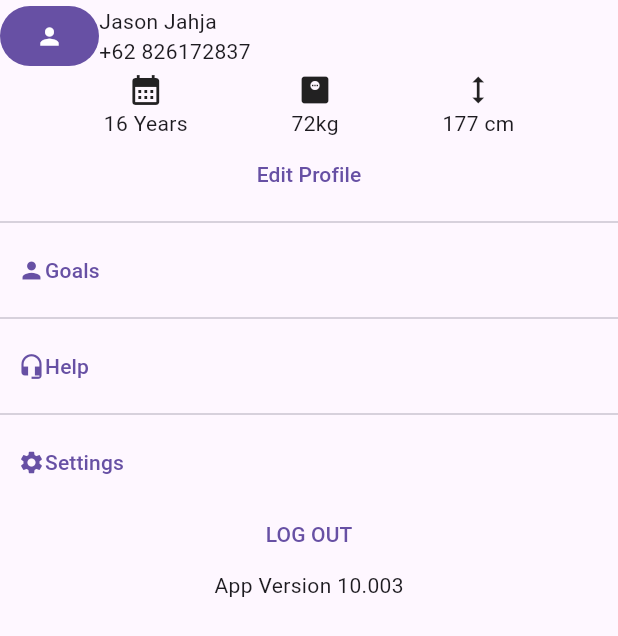
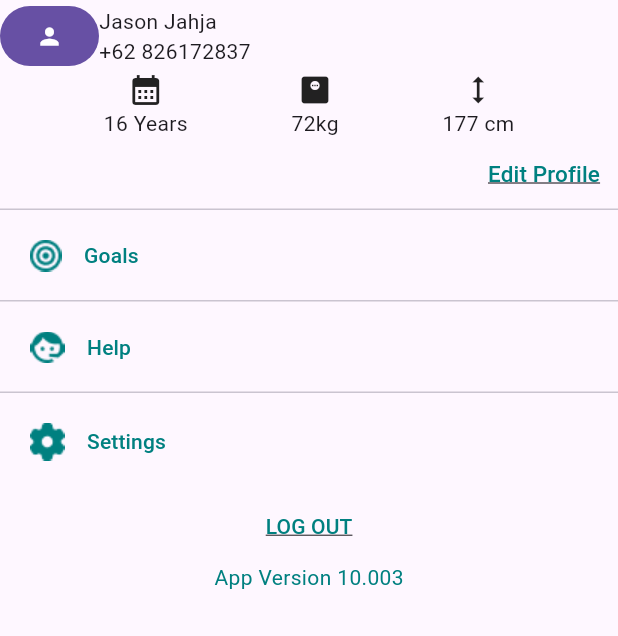
Before and after one commit to owenthe10x/SimpleHealth, a Flutter app: the Profile widget shown alone on an empty page, opened directly, on a phone screen of 412 x 824 dp. Shown: the top 636 px of the screen. Run offline on Flutter 3.47's test engine with Material 3 defaults, Android fonts, the light colour scheme and no system bars; our stand-ins replace animate_do, go_router, google_nav_bar, table_calendar.

Commit message:
feat: profile

```diff
--- a/simplehealth/lib/components/layout.dart
+++ b/simplehealth/lib/components/layout.dart
@@ -1,9 +1,9 @@
 import 'package:flutter/material.dart';
 import '../components/bottom_navbar.dart';
-import '../pages/intro_page.dart';
 import '../pages/schedule_page.dart';
 import '../pages/consultation_page.dart';
 import '../pages/profile_page.dart';
+import '../pages/home_page.dart';
 
 class Layout extends StatefulWidget {
   const Layout({Key? key}) : super(key: key);
--- a/simplehealth/lib/main.dart
+++ b/simplehealth/lib/main.dart
@@ -1,6 +1,5 @@
 import 'package:flutter/material.dart';
 import 'package:simplehealth/pages/login_page.dart';
-import 'package:simplehealth/pages/home_page.dart';
 import 'package:simplehealth/pages/intro_page.dart';
 import 'package:go_router/go_router.dart';
 import 'package:simplehealth/components/layout.dart';
--- a/simplehealth/lib/pages/profile_page.dart
+++ b/simplehealth/lib/pages/profile_page.dart
@@ -32,30 +32,91 @@ class Profile extends StatelessWidget {
                 ),
               ],
             ),
-            TextButton(onPressed: () {}, child: const Text('Edit Profile'))
+            Row(
+              mainAxisAlignment: MainAxisAlignment.end,
+              children: [
+                TextButton(
+                    onPressed: () {},
+                    child: const Text('Edit Profile',
+                        style: TextStyle(
+                            fontSize: 15,
+                            color: Color(0xFF008080),
+                            decoration: TextDecoration.underline))),
+              ],
+            )
           ]),
         ),
         Column(
           children: [
-            const Divider(),
+            const Divider(
+              height: 0,
+            ),
             TextButton(
+                style: const ButtonStyle(
+                    padding: MaterialStatePropertyAll(EdgeInsets.all(20)),
+                    shape: MaterialStatePropertyAll(LinearBorder(
+                        side: BorderSide(style: BorderStyle.none)))),
                 onPressed: () {},
-                child: const Row(children: [Icon(Icons.person), Text('Goals')])),
-            const Divider(),
+                child: Row(children: [
+                  Padding(
+                      padding: const EdgeInsets.only(right: 15),
+                      child: Image.asset('assets/icons/target.png')),
+                  const Text(
+                    'Goals',
+                    style: TextStyle(color: Color(0xFF008080)),
+                  )
+                ])),
+            const Divider(
+              height: 0,
+            ),
             TextButton(
+                style: const ButtonStyle(
+                    padding: MaterialStatePropertyAll(EdgeInsets.all(20)),
+                    shape: MaterialStatePropertyAll(LinearBorder(
+                        side: BorderSide(style: BorderStyle.none)))),
                 onPressed: () {},
-                child: const Row(children: [Icon(Icons.headset_mic), Text('Help')])),
-            const Divider(),
+                child: Row(children: [
+                  Padding(
+                      padding: const EdgeInsets.only(right: 15),
+                      child: Image.asset('assets/icons/cs.png')),
+                  const Text(
+                    'Help',
+                    style: TextStyle(color: Color(0xFF008080)),
+                  )
+                ])),
+            const Divider(
+              height: 0,
+            ),
             TextButton(
+                style: const ButtonStyle(
+                    padding: MaterialStatePropertyAll(EdgeInsets.all(20)),
+                    shape: MaterialStatePropertyAll(LinearBorder(
+                        side: BorderSide(style: BorderStyle.none)))),
                 onPressed: () {},
-                child: const Row(children: [Icon(Icons.settings), Text('Settings')]))
+                child: Row(children: [
+                  Padding(
+                      padding: const EdgeInsets.only(right: 15),
+                      child: Image.asset('assets/icons/setting.png')),
+                  const Text(
+                    'Settings',
+                    style: TextStyle(color: Color(0xFF008080)),
+                  )
+                ]))
           ],
         ),
         Center(
           child: Column(
             children: [
-              TextButton(onPressed: () {}, child: const Text('LOG OUT')),
-              const Text('App Version 10.003')
+              TextButton(
+                  onPressed: () {},
+                  child: const Text(
+                    'LOG OUT',
+                    style: TextStyle(
+                        color: Color(0xFF008080),
+                        decoration: TextDecoration.underline),
+                  )),
+              const Text('App Version 10.003',
+                  style: TextStyle(color: Color(0xFF008080)))
             ],
           ),
         )
--- a/simplehealth/lib/pages/schedule_page.dart
+++ b/simplehealth/lib/pages/schedule_page.dart
@@ -2,7 +2,7 @@ import 'package:flutter/material.dart';
 import 'package:intl/intl.dart';
 import 'package:table_calendar/table_calendar.dart';
 import 'package:simplehealth/components/schedule_tile.dart';
-import 'package:simplehealth/models.dart/schedule.dart';
+import 'package:simplehealth/models/schedule.dart';
 
 class SchedulePage extends StatefulWidget {
   const SchedulePage({super.key});
@@ -87,7 +87,7 @@ class _SchedulePageState extends State<SchedulePage> {
             ),
           ]),
         ),
-        SizedBox(
+        const SizedBox(
           height: 40,
         ),
         const Divider(
```
Also changed, not shown: simplehealth/lib/components/schedule_tile.dart (+13 -8 lines), simplehealth/lib/modals/help_modal.dart (added, +39 -0 lines), simplehealth/lib/modals/notifications_modal.dart (added, +15 -0 lines), simplehealth/lib/modals/profile_modal.dart (added, +15 -0 lines), simplehealth/lib/modals/settings_modal.dart (added, +60 -0 lines), simplehealth/lib/pages/home_page.dart (+57 -2 lines), simplehealth/assets/icons/cs.png (added), simplehealth/assets/icons/setting.png (added), simplehealth/assets/icons/target.png (added), simplehealth/assets/images/yoga.png (added).
